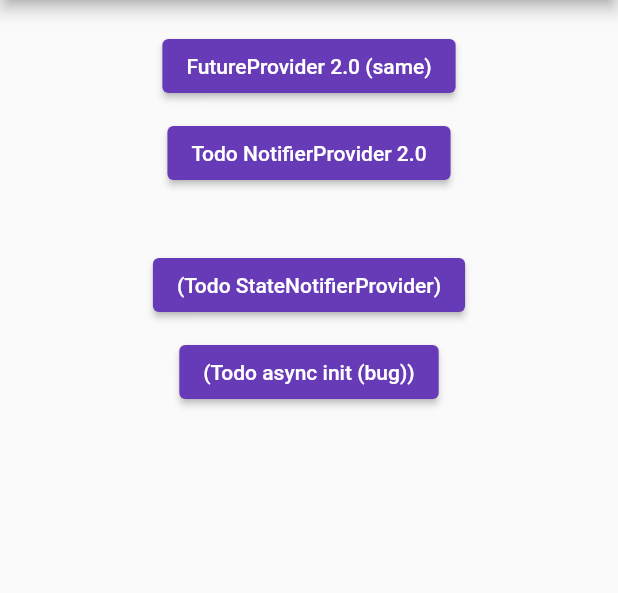
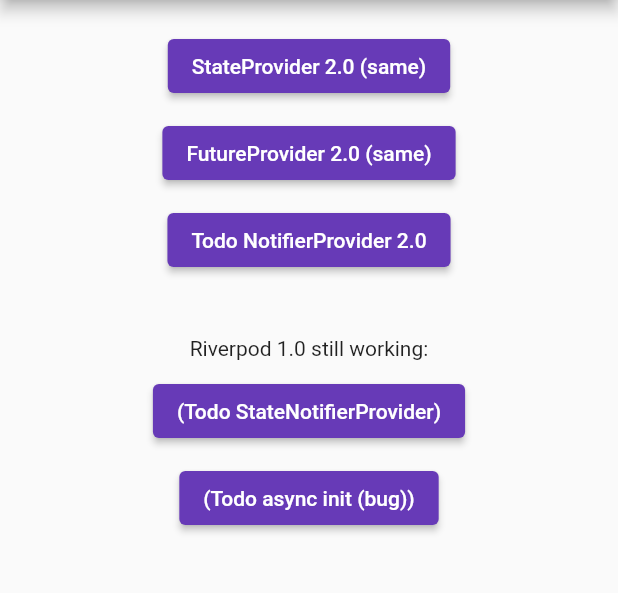
Before and after one commit to flutterrausch/flutter_examples, a Flutter app: the screen it shows after launch, on a phone screen of 412 x 824 dp, the part 84-677 px from its top. Run offline on Flutter 3.47's test engine with Material 2 defaults, Android fonts, the phone set to English and light mode, and no system bars; our stand-ins replace dio, flutter_riverpod; missing offline and left inert: jwt_decode.

Commit message:
[add] StateProvider example [update] naming, pubspec latest

```diff
--- a/040__riverpod2/lib/main.dart
+++ b/040__riverpod2/lib/main.dart
@@ -1,9 +1,10 @@
 import 'package:flutter/material.dart';
 import 'package:flutter_riverpod/flutter_riverpod.dart';
-import 'futureprovider_page.dart';
+import 'package:riverpod2/counter_stateprovider_page.dart';
 import 'todo_asyncinit_page.dart';
 import 'todo_notifierprovider.dart';
 import 'todo_statenotifierprovider.dart';
+import 'wait_futureprovider_page.dart';
 
 
 const String title = 'Riverpod 2';
@@ -45,12 +46,18 @@ class MainPage extends StatelessWidget {
                     children: [
 
                       const SizedBox(height: 20),
-                      PageButton('FutureProvider 2.0 (same)', const FutureProviderPage(), context),
+                      PageButton('StateProvider 2.0 (same)', const CounterStateproviderPage(), context),
+
+                      const SizedBox(height: 10),
+                      PageButton('FutureProvider 2.0 (same)', const WaitFutureproviderPage(), context),
 
                       const SizedBox(height: 10),
                       PageButton('Todo NotifierProvider 2.0', const TodoNotifierproviderPage(), context),
 
+
                       const SizedBox(height: 40),
+                      const Text('Riverpod 1.0 still working:'),
+                      const SizedBox(height: 10),
                       PageButton('(Todo StateNotifierProvider)', const TodoStatenotifierproviderPage(), context),
 
                       const SizedBox(height: 10),
--- a/040__riverpod2/lib/futureprovider_page.dart
+++ b/040__riverpod2/lib/wait_futureprovider_page.dart
@@ -19,8 +19,8 @@ class AuthService {
 }
 
 
-class FutureProviderPage extends ConsumerWidget {
-  const FutureProviderPage({super.key});
+class WaitFutureproviderPage extends ConsumerWidget {
+  const WaitFutureproviderPage({super.key});
 
   @override
   Widget build(BuildContext context, WidgetRef ref) {
--- a/040__riverpod2/pubspec.yaml
+++ b/040__riverpod2/pubspec.yaml
@@ -10,8 +10,8 @@ environment:
 dependencies:
   flutter:
     sdk: flutter
-  cupertino_icons: ^1.0.2
-  flutter_riverpod: ^2.1.3
+  cupertino_icons: ^1.0.5
+  flutter_riverpod: ^2.3.1
 
 dev_dependencies:
   flutter_lints: ^2.0.1
```
Also changed, not shown: 040__riverpod2/lib/counter_stateprovider_page.dart (added, +35 -0 lines).
